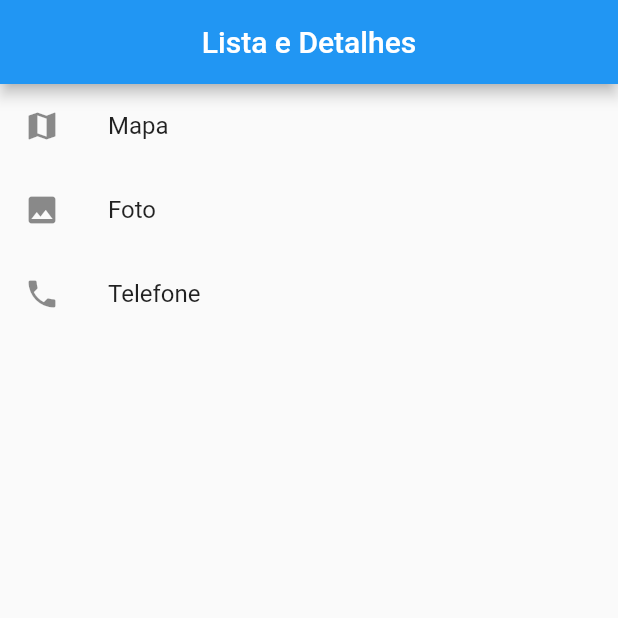
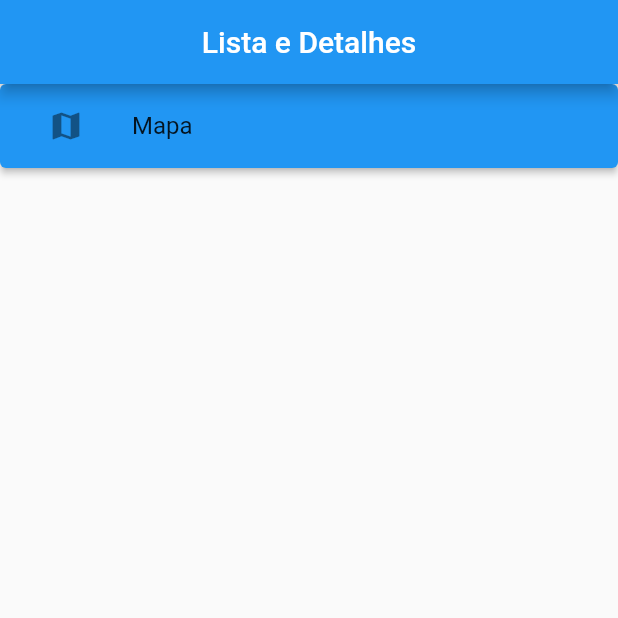
Before and after one commit to L1malucas/listdetails, a Flutter app: the screen it shows after launch, on a phone screen of 412 x 824 dp, the top half of it. Run offline on Flutter 3.47's test engine with Material 2 defaults, Android fonts, the phone set to English and light mode, and no system bars.

Commit message:
button list e alert dialog construidos

```diff
--- a/lib/homePage.dart
+++ b/lib/homePage.dart
@@ -1,4 +1,5 @@
 import 'package:flutter/material.dart';
+import 'dialogBuilder.dart';
 
 class HomePage extends StatelessWidget {
   const HomePage({super.key});
@@ -10,22 +11,15 @@ class HomePage extends StatelessWidget {
         title: const Text('Lista e Detalhes'),
         centerTitle: true,
       ),
-      body: ListView(
-        children: const [
-          ListTile(
+      body: ListView(children: [
+        ElevatedButton(
+          onPressed: (() => dialogBuilder(context)),
+          child: const ListTile(
             leading: Icon(Icons.map),
             title: Text('Mapa'),
           ),
-          ListTile(
-            leading: Icon(Icons.photo),
-            title: Text('Foto'),
-          ),
-          ListTile(
-            leading: Icon(Icons.phone),
-            title: Text('Telefone'),
-          )
-        ],
-      ),
+        ),
+      ]),
     );
   }
 }
```
Also changed, not shown: lib/dialogBuilder.dart (added, +24 -0 lines).
